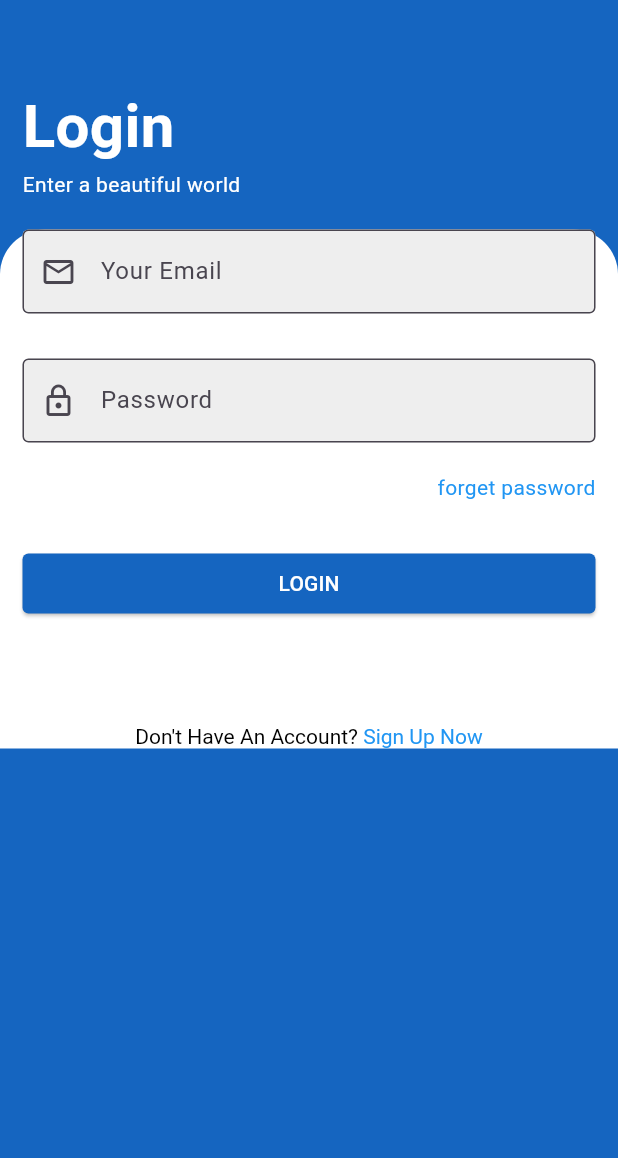
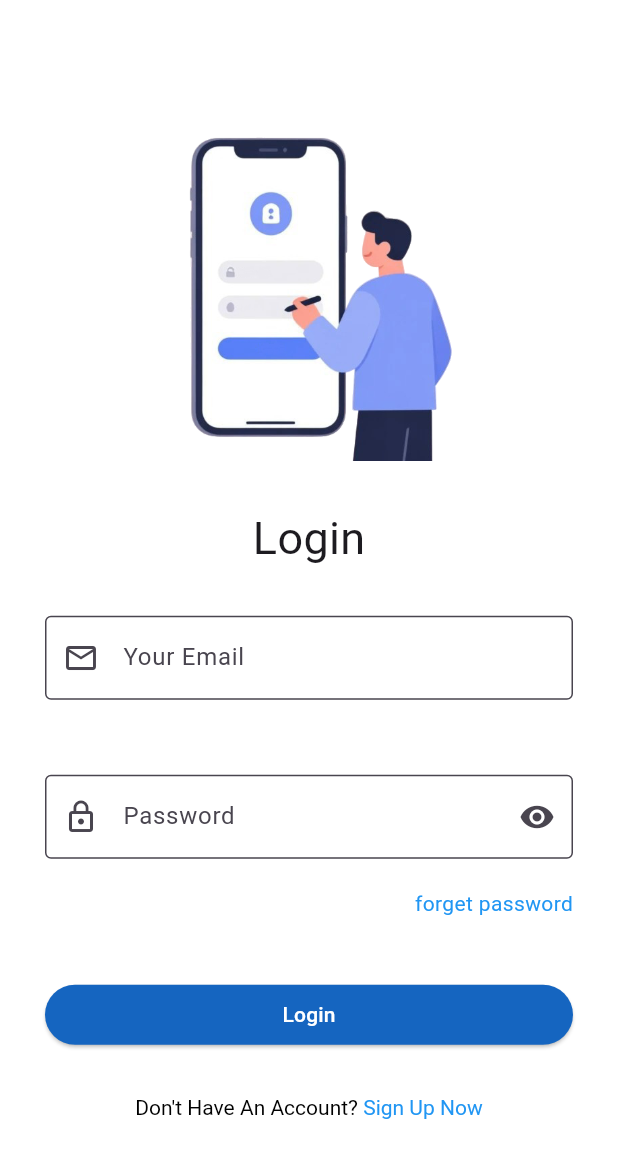
Before and after one commit to AnJasid/app_to_do_list, a Flutter app: the screen it shows after launch, on a phone screen of 412 x 824 dp. Shown: the top 1158 px of the screen. Run offline on Flutter 3.47's test engine with Material 3 defaults, Android fonts, the phone set to English and light mode, and no system bars.

Commit message:
refactor: improve login form UI and fix layout issues

```diff
--- a/lib/screens/auth/login_screen.dart
+++ b/lib/screens/auth/login_screen.dart
@@ -1,126 +1,101 @@
+import 'package:flutter/material.dart';
 import 'package:flutter/gestures.dart';
-import 'package:flutter/material.dart';
-import 'package:app_to_do_list/screens/auth/signup_screen.dart';
 
-class LoginScreen extends StatelessWidget {
+class LoginScreen extends StatefulWidget {
   const LoginScreen({super.key});
 
-  void _goToSignUpScreen(context) {
-    Navigator.of(context).push(
-      MaterialPageRoute(builder: (ctx) => SignupScreen()),
-    );
+  @override
+  State<LoginScreen> createState() => _LoginScreenState();
 }
+
+class _LoginScreenState extends State<LoginScreen> {
+  bool _isPasswordVisible = true;
 
   @override
   Widget build(BuildContext context) {
     return Scaffold(
-      appBar: AppBar(
-        backgroundColor: Colors.transparent,
+      resizeToAvoidBottomInset: true,
+      body: SafeArea(
+        child: Container(
+          color: Colors.white,
+          child: Center(
+            child: Padding(
+              padding: EdgeInsets.symmetric(horizontal: 30),
+              child: SingleChildScrollView(
+                child: Column(
+                  mainAxisSize: MainAxisSize.min,
+                  children: <Widget>[
+                    Image.asset(
+                      'assets/images/login.png',
+                      width: 230,
                     ),
-      backgroundColor: Colors.blue[800],
-      body: SingleChildScrollView(
-        child: Column(
-          crossAxisAlignment: CrossAxisAlignment.start,
-          children: <Widget>[
-            Padding(
-              padding: EdgeInsets.symmetric(horizontal: 15),
-              child: Text(
+                    SizedBox(height: 30),
+                    Text(
                       'Login',
-                style: TextStyle(
-                  fontSize: 40,
-                  fontWeight: FontWeight.w700,
-                  color: Colors.white,
+                      style:
+                          TextStyle(fontSize: 30, fontWeight: FontWeight.w400),
                     ),
-              ),
-            ),
-            Padding(
-              padding: EdgeInsets.symmetric(horizontal: 15.0),
-              child: Text(
-                'Enter a beautiful world',
-                style: TextStyle(
-                  color: Colors.white,
-                ),
-              ),
-            ),
-            SizedBox(height: 20),
-            Expanded(
-              child: Container(
-                decoration: BoxDecoration(
-                  color: Colors.white,
-                  borderRadius: BorderRadius.only(
-                    topLeft: Radius.circular(30),
-                    topRight: Radius.circular(30),
-                  ),
-                ),
-                child: Form(
-                  child: Column(
-                    mainAxisAlignment: MainAxisAlignment.center,
-                    crossAxisAlignment: CrossAxisAlignment.end,
-                    children: <Widget>[
-                      Padding(
-                        padding: EdgeInsets.symmetric(horizontal: 15),
-                        child: TextFormField(
+                    SizedBox(height: 30),
+                    TextFormField(
                       decoration: InputDecoration(
                         labelText: 'Your Email',
                         hintText: 'example@email.com',
                         border: OutlineInputBorder(),
                         prefixIcon: Icon(Icons.email_outlined),
                         filled: true,
-                            fillColor: Colors.grey[200],
+                        fillColor: Colors.white,
                       ),
                     ),
-                      ),
-                      SizedBox(height: 30),
-                      Padding(
-                        padding: EdgeInsets.symmetric(horizontal: 15),
-                        child: TextFormField(
+                    SizedBox(height: 50),
+                    TextFormField(
+                      obscureText: _isPasswordVisible,
                       decoration: InputDecoration(
                         labelText: 'Password',
                         border: OutlineInputBorder(),
                         prefixIcon: Icon(Icons.lock_outline),
                         filled: true,
-                            fillColor: Colors.grey[200],
+                        fillColor: Colors.white,
+                        suffixIcon: IconButton(
+                          icon: Icon(
+                            _isPasswordVisible
+                                ? Icons.visibility
+                                : Icons.visibility_off,
+                          ),
+                          onPressed: () {
+                            setState(() {
+                              _isPasswordVisible = !_isPasswordVisible;
+                            });
+                          },
                         ),
                       ),
                     ),
                     SizedBox(height: 20),
-                      Padding(
-                        padding: EdgeInsets.symmetric(horizontal: 15),
-                        child: GestureDetector(
-                          onTap: () {
-                            print('Hello');
-                          },
+                    Align(
+                      alignment: Alignment.centerRight,
                       child: Text(
                         'forget password',
                         style: TextStyle(color: Colors.blue),
                       ),
                     ),
-                      ),
-                      SizedBox(height: 30),
-                      Padding(
-                        padding: EdgeInsets.symmetric(horizontal: 15),
-                        child: SizedBox(
+                    SizedBox(height: 40),
+                    SizedBox(
                       width: double.infinity,
                       child: ElevatedButton(
                         style: ElevatedButton.styleFrom(
                           backgroundColor: Colors.blue[800],
                           shape: RoundedRectangleBorder(
-                                borderRadius: BorderRadius.circular(4),
+                            borderRadius: BorderRadius.circular(20),
                           ),
                         ),
                         onPressed: () {},
                         child: Text(
-                              'LOGIN',
-                              style: TextStyle(
-                                color: Colors.white,
+                          'Login',
+                          style: TextStyle(color: Colors.white),
                         ),
                       ),
                     ),
-                        ),
-                      ),
-                      SizedBox(height: 70),
-                      Center(
-                        child: RichText(
+                    SizedBox(height: 30),
+                    RichText(
                       text: TextSpan(
                         style: TextStyle(color: Colors.black),
                         children: <TextSpan>[
@@ -131,10 +106,9 @@ class LoginScreen extends StatelessWidget {
                               color: Colors.blue,
                             ),
                             recognizer: TapGestureRecognizer()
-                                  ..onTap = () => _goToSignUpScreen(context),
+                              ..onTap = () => () {},
                           ),
                         ],
-                          ),
                       ),
                     ),
                   ],
@@ -142,7 +116,6 @@ class LoginScreen extends StatelessWidget {
               ),
             ),
           ),
-          ],
         ),
       ),
     );
--- a/pubspec.yaml
+++ b/pubspec.yaml
@@ -58,8 +58,8 @@ flutter:
   uses-material-design: true
 
   # To add assets to your application, add an assets section, like this:
-  # assets:
-  #   - images/a_dot_burr.jpeg
+  assets:
+     - assets/images/login.png
   #   - images/a_dot_ham.jpeg
 
   # An image asset can refer to one or more resolution-specific "variants", see
```
Also changed, not shown: assets/images/login.png (added). Lines whose indentation alone changed are shown as unchanged.
